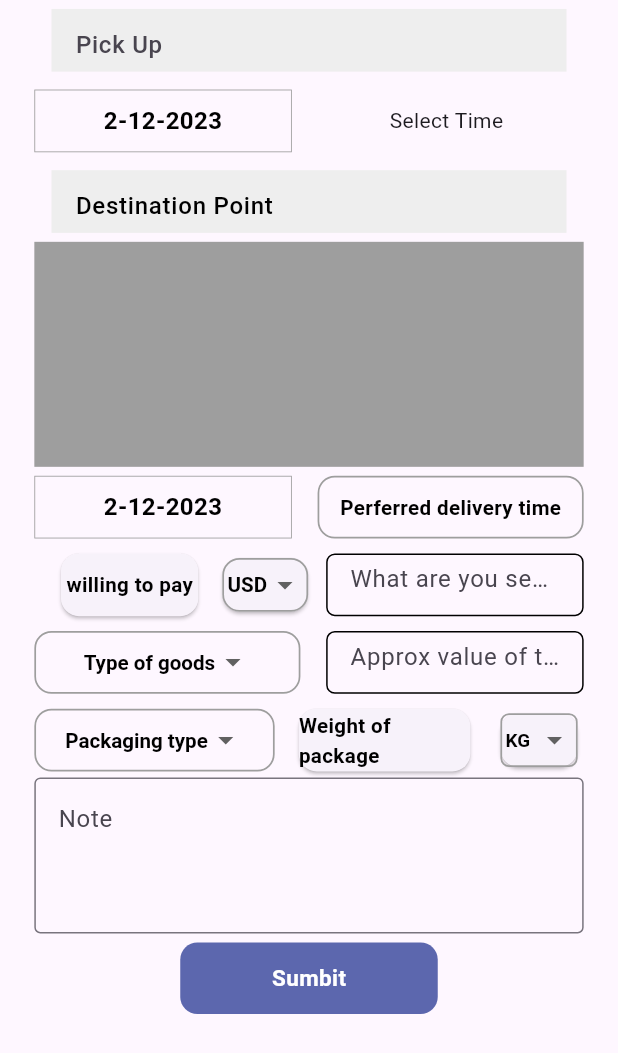
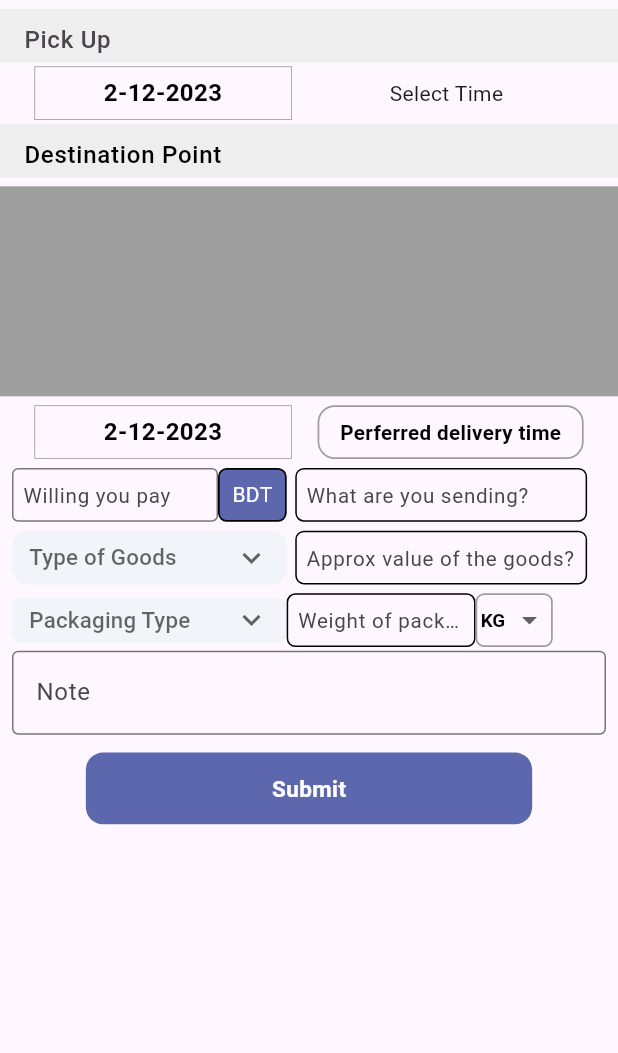
Before and after one commit to thohid44/TripShipTask, a Flutter app: the SendAPackage widget shown alone on an empty page, opened directly, on a phone screen of 412 x 824 dp. Shown: the top 1053 px of the screen. Run offline on Flutter 3.47's test engine with Material 3 defaults, Android fonts, the light colour scheme and no system bars; our stand-ins replace date_format, dropdown_button2, flutter_rating_bar, flutter_rating_stars, flutter_screenutil, font_awesome_flutter and 8 more; missing offline and left inert: flutter_facebook_auth, flutter_polyline_points, google_place; accounts and stored records are empty; network calls fail.

Commit message:
2 Nov 23 ps

```diff
--- a/lib/main.dart
+++ b/lib/main.dart
@@ -2,7 +2,6 @@
 import 'package:flutter_screenutil/flutter_screenutil.dart';
 import 'package:get/get.dart';
 import 'package:get_storage/get_storage.dart';
-import 'package:tripshiptask/Widget/balance_btn.dart';
 
 import 'Utils/localstorekey.dart';
 import 'pages/Home/view/home_screen.dart';
--- a/lib/pages/Login/view/registration_screen.dart
+++ b/lib/pages/Login/view/registration_screen.dart
@@ -33,6 +33,10 @@
   List<Map<String, dynamic>> items = [
     {"id": 1, "name": "Male", "slug": "Male"},
     {"id": 2, "name": "Female", "slug": "Female"},
+     {"id": 3, "name": "Rather not say", "slug": "Rather not say"},
+    {"id": 4, "name": "custom", "slug": "custom"},
+
+
   ];
 
   final formkey = GlobalKey<FormState>();
--- a/lib/pages/Ship/controller/send_package_controller.dart
+++ b/lib/pages/Ship/controller/send_package_controller.dart
@@ -3,26 +3,14 @@
 
 class SendPackageController extends GetxController {
   sendPackage({
-    pickup,
-    pickDate,
-    pickTime,
-    dropOff,
-    deliveryTime,
-    deliveryDate,
-    currency,
-    sendItem,
-    goodType,
-    pPointLat,
-    pPointLng,
-    dPointLat,
-    dPointLng,
-    approxiValue,
-    packageType,
-    weight,
+    pickup, pickDate,pickTime, willingPay,  dropOff, deliveryTime,
+    deliveryDate, currency, sendItem, goodType, pPointLat, pPointLng, dPointLat,
+    dPointLng,approxiValue, packageType,
+ weight,
     note,
   }) async {
     var mapData = {
-      "post_type": "enim",
+      "post_type": "send_package",
       "pickuppoint": pickup,
       "date": pickDate,
       "time": pickTime,
@@ -30,12 +18,12 @@
       "delivery_time": deliveryTime,
       "dropoffpoint": dropOff,
       "distance": approxiValue,
-      "duration": "quidem",
-      "amount": "enim",
-      "p_lat": "ut",
-      "p_lng": "quidem",
-      "d_lat": "alias",
-      "d_lng": "fugit",
+      "duration": "2",
+      "amount": willingPay,
+      "p_lat": pPointLat,
+      "p_lng": pPointLng,
+      "d_lat": dPointLat,
+      "d_lng": dPointLng,
       "document": "ut",
       "packagetype": packageType,
       "weight": weight,
@@ -45,8 +33,8 @@
       "height": "inventore",
       "document_worth": "atque",
       "ownvehicle": "molestiae",
-      "country": "Bangladesh",
-      "currency": currency,
+      "country": "BD",
+      "currency": "BDT",
       "notes": note
     };
     var response = await ApiService().postData(mapData, "ship");
--- a/lib/pages/Ship/views/send_a_package.dart
+++ b/lib/pages/Ship/views/send_a_package.dart
@@ -4,6 +4,8 @@
 import 'package:google_place/google_place.dart';
 import 'package:tripshiptask/Utils/colors.dart';
 import 'package:tripshiptask/Widget/customButtonOne.dart';
+import 'package:tripshiptask/Widget/customTextForm.dart';
+import 'package:tripshiptask/Widget/custom_text_field.dart';
 import 'package:tripshiptask/pages/Ship/controller/send_package_controller.dart';
 import 'package:flutter/material.dart';
 import 'package:flutter_screenutil/flutter_screenutil.dart';
@@ -73,27 +75,6 @@
 
   String deliveryTime = "Perferred delivery time";
 
-  List<DropdownMenuItem<String>> get typeOfGoods {
-    List<DropdownMenuItem<String>> destination = [
-      const DropdownMenuItem(
-          child: Text("Type of goods"), value: "Type of goods"),
-      const DropdownMenuItem(child: Text("1"), value: "1"),
-    ];
-    return destination;
-  }
-
-  String typeGood = "Type of goods";
-
-  List<DropdownMenuItem<String>> get packageTypes {
-    List<DropdownMenuItem<String>> destination = [
-      const DropdownMenuItem(
-          child: Text("Packaging type"), value: "Packaging type"),
-    ];
-    return destination;
-  }
-
-  String packageType = "Packaging type";
-
   List<DropdownMenuItem<String>> get weightOfPackages {
     List<DropdownMenuItem<String>> destination = [
       const DropdownMenuItem(child: Text("KG"), value: "KG"),
@@ -102,23 +83,47 @@
   }
 
   String weightOfPackage = "KG";
-
-  List<DropdownMenuItem<String>> get willingPay {
-    List<DropdownMenuItem<String>> destination = [
-      const DropdownMenuItem(child: Text("USD"), value: "USD"),
-      const DropdownMenuItem(child: Text("BD"), value: "BD"),
+// Goods
+  var goodsName;
+  String? goodsType;
+  bool isGoodsSelect = false;
+  List<Map<String, dynamic>> goodTypeList = [
+    {"id": 1, "name": "Perishable", "slug": "Perishable"},
+    {"id": 2, "name": "Non-perishable", "slug": "Non-perishable"},
   ];
-    return destination;
-  }
-
-  String willing = "USD";
+// Package List
+  var packageName;
+  String? package;
+  bool isPackageSelect = false;
+  List<Map<String, dynamic>> packageList = [
+    {"id": 1, "name": "Small Envelope", "slug": "Small Envelope"},
+    {"id": 2, "name": "Large Envelope", "slug": "Large Envelope"},
+    {
+      "id": 3,
+      "name": "Small package(perishable items)",
+      "slug": "Small package(perishable items)"
+    },
+    {
+      "id": 4,
+      "name": "Small package(non-perishable items)",
+      "slug": "Small package(non-perishable items)"
+    },
+    {
+      "id": 5,
+      "name": "Medium package(perishable items)",
+      "slug": "Medium package(perishable items)"
+    },
+    {
+      "id": 6,
+      "name": "Medium package(Non-perishable items)",
+      "slug": "Medium package(Non-perishable items)"
+    },
+  ];
 
   final TextEditingController pickup = TextEditingController();
-
   final TextEditingController pickDate = TextEditingController();
-
+  final TextEditingController willingPay = TextEditingController();
   final TextEditingController deliveryDate = TextEditingController();
-
   final TextEditingController dropOff = TextEditingController();
   final TextEditingController sendItem = TextEditingController();
   final TextEditingController approxValue = TextEditingController();
@@ -126,14 +131,14 @@
   var controller = Get.put(SendPackageController());
   @override
   Widget build(BuildContext context) {
-    return Column(
+    return ListView(
       children: [
         SizedBox(
           height: 5.h,
         ),
         Container(
           width: 300.w,
-          height: 35.h,
+          height: 30.h,
           child: TextField(
             controller: _startSearchFieldController,
             autofocus: false,
@@ -176,7 +181,7 @@
           ),
         ),
         SizedBox(
-          height: 5.h,
+          height: 2.h,
         ),
         Container(
           margin: EdgeInsets.symmetric(horizontal: 20.w),
@@ -189,7 +194,7 @@
                 },
                 child: Container(
                   width: 150.w,
-                  height: 35.h,
+                  height: 30.h,
                   alignment: Alignment.center,
                   margin: EdgeInsets.symmetric(horizontal: 0.w),
                   decoration: BoxDecoration(
@@ -212,7 +217,7 @@
                   child: Container(
                     alignment: Alignment.center,
                     width: 160.w,
-                    height: 45.h,
+                    height: 30.h,
                     child: pickupTime != null
                         ? Text(pickupTime!.format(context).toString())
                         : Text("Select Time"),
@@ -221,11 +226,11 @@
           ),
         ),
         SizedBox(
-          height: 5.h,
+          height: 2.h,
         ),
         Container(
           width: 300.w,
-          height: 35.h,
+          height: 30.h,
           child: TextField(
             controller: _endSearchFieldController,
             autofocus: false,
@@ -274,8 +279,8 @@
             shrinkWrap: true,
             itemCount: predictions.length,
             itemBuilder: (context, index) {
-              return ListTile(
-                leading: CircleAvatar(
+              return  ListTile(
+                leading: const CircleAvatar(
                   child: Icon(
                     Icons.pin_drop,
                     color: Colors.white,
@@ -316,7 +321,7 @@
         ),
         Container(
           color: Colors.grey,
-          height: 150,
+          height: 140,
           width: 320.w,
         ),
         SizedBox(
@@ -333,7 +338,7 @@
                 },
                 child: Container(
                   width: 150.w,
-                  height: 35.h,
+                  height: 30.h,
                   alignment: Alignment.center,
                   margin: EdgeInsets.symmetric(horizontal: 0.w),
                   decoration: BoxDecoration(
@@ -352,13 +357,13 @@
                 ),
               ),
               SizedBox(
-                width: 5.w,
+                width: 2.w,
               ),
               InkWell(
                 onTap: _deliveryTimePicker,
                 child: Container(
                     alignment: Alignment.center,
-                    height: 35.h,
+                    height: 30.h,
                     width: 155.w,
                     decoration: BoxDecoration(
                         border: Border.all(width: 1.w, color: Colors.grey),
@@ -380,54 +385,43 @@
         SizedBox(
           height: 5.h,
         ),
+        UnconstrainedBox(
+          child: Container(
+            width: 346.w,
+            child: Row(
+              children: [
                 Container(
-          margin: EdgeInsets.symmetric(horizontal: 20.w),
-          child: Row(
-            mainAxisAlignment: MainAxisAlignment.spaceBetween,
-            children: [
+                    height: 30.h,
+                    width: 120.w,
+                    alignment: Alignment.center,
+                    child: TextField(
+                        controller: willingPay,
+                        decoration: InputDecoration(
+                            hintText: "Willing you pay",
+                            border: OutlineInputBorder(),
+                            hintStyle: TextStyle(fontSize: 12.sp),
+                            contentPadding:
+                                EdgeInsets.only(top: 5.h, left: 3.w)))),
+                Container(
+                    alignment: Alignment.center,
+                    height: 30.h,
+                    width: 40.w,
+                    decoration: BoxDecoration(
+                        color: navyBlueColor,
+                        border: Border.all(
+                          width: 1.w,
+                        ),
+                        borderRadius: BorderRadius.circular(5.r)),
+                    child: Text(
+                      "BDT",
+                      style: TextStyle(color: Colors.white),
+                    )),
                 SizedBox(
                   width: 5.w,
                 ),
-              Card(
-                child: Container(
-                  height: 35.h,
-                  width: 80.w,
-                  alignment: Alignment.center,
-                  child: Text(
-                    "willing to pay",
-                    style: TextStyle(
-                        fontSize: 12.sp,
-                        fontWeight: FontWeight.bold,
-                        color: Colors.black),
-                  ),
-                ),
-              ),
-              Card(
-                child: Container(
-                  alignment: Alignment.center,
+                Container(
+                    width: 170.w,
                     height: 30.h,
-                  width: 50.w,
-                  decoration: BoxDecoration(
-                      border: Border.all(width: 1.w, color: Colors.grey),
-                      borderRadius: BorderRadius.circular(10.r)),
-                  child: DropdownButton(
-                    underline: SizedBox(),
-                    style: TextStyle(
-                        fontSize: 12.sp,
-                        fontWeight: FontWeight.bold,
-                        color: Colors.black),
-                    value: willing,
-                    onChanged: (value) {
-                      willing = value!;
-                      print(willing);
-                    },
-                    items: willingPay,
-                  ),
-                ),
-              ),
-              Container(
-                  width: 150.w,
-                  height: 35.h,
                     alignment: Alignment.center,
                     child: CustomForm(
                       hinttext: "What are you sending? ",
@@ -437,40 +431,55 @@
               ],
             ),
           ),
+        ),
         SizedBox(
           height: 5.h,
         ),
-        Container(
-          margin: EdgeInsets.symmetric(horizontal: 20.w),
+        UnconstrainedBox(
+          child: Container(
+            width: 346.w,
             child: Row(
-            mainAxisAlignment: MainAxisAlignment.spaceBetween,
               children: [
                 Container(
+                    width: 160.w,
                     alignment: Alignment.center,
-                height: 35.h,
-                width: 155.w,
+                    height: 30.h,
                     decoration: BoxDecoration(
-                    border: Border.all(width: 1.w, color: Colors.grey),
-                    borderRadius: BorderRadius.circular(10.r)),
+                        color: primaryColor,
+                        borderRadius: BorderRadius.circular(10)),
                     child: DropdownButton(
+                        padding: EdgeInsets.symmetric(horizontal: 10.w),
+                        isExpanded: true,
+                        hint: Text(
+                          "${isGoodsSelect ? goodsName : 'Type of Goods'}",
+                          style: TextStyle(
+                              fontWeight: FontWeight.w500, fontSize: 13.sp),
+                        ),
                         underline: SizedBox(),
-                  style: TextStyle(
-                      fontSize: 12.sp,
-                      fontWeight: FontWeight.bold,
-                      color: Colors.black),
-                  value: typeGood,
+                        icon: const Icon(Icons.keyboard_arrow_down),
+                        value: goodsType,
+                        items: goodTypeList
+                            .map((e) => DropdownMenuItem(
+                                  onTap: () {
+                                    goodsName = e['name'].toString();
+                                  },
+                                  value: e['id'],
+                                  child: Text(
+                                    "${e['name']}",
+                                  ),
+                                ))
+                            .toList(),
                         onChanged: (value) {
-                    typeGood = value!;
-                  },
-                  items: typeOfGoods,
-                ),
-              ),
+                          setState(() {
+                            isGoodsSelect = true;
+                          });
+                        })),
                 SizedBox(
                   width: 5.w,
                 ),
                 Container(
-                  width: 150.w,
-                  height: 35.h,
+                    width: 170.w,
+                    height: 30.h,
                     alignment: Alignment.center,
                     child: CustomForm(
                       hinttext: "Approx value of the goods? ",
@@ -480,51 +489,60 @@
               ],
             ),
           ),
+        ),
         SizedBox(
           height: 5.h,
         ),
-        Container(
-          margin: EdgeInsets.symmetric(horizontal: 20.w),
+        UnconstrainedBox(
+          child: Container(
+            width: 346.w,
             child: Row(
-            mainAxisAlignment: MainAxisAlignment.spaceBetween,
               children: [
                 Container(
+                    width: 160.w,
                     alignment: Alignment.center,
-                height: 35.h,
-                width: 140.w,
+                    height: 30,
                     decoration: BoxDecoration(
-                    border: Border.all(width: 1.w, color: Colors.grey),
-                    borderRadius: BorderRadius.circular(10.r)),
+                        color: primaryColor,
+                        borderRadius: BorderRadius.circular(5.r)),
                     child: DropdownButton(
+                        padding: EdgeInsets.symmetric(horizontal: 10.w),
+                        isExpanded: true,
+                        hint: Text(
+                          "${isGoodsSelect ? goodsName : 'Packaging Type'}",
+                          style: TextStyle(
+                              fontWeight: FontWeight.w500, fontSize: 13.sp),
+                        ),
                         underline: SizedBox(),
-                  style: TextStyle(
-                      fontSize: 12.sp,
-                      fontWeight: FontWeight.bold,
-                      color: Colors.black),
-                  value: packageType,
+                        icon: const Icon(Icons.keyboard_arrow_down),
+                        value: packageName,
+                        items: packageList
+                            .map((e) => DropdownMenuItem(
+                                  onTap: () {
+                                    package = e['name'].toString();
+                                  },
+                                  value: e['id'],
+                                  child: Text(
+                                    "${e['name']}",
+                                  ),
+                                ))
+                            .toList(),
                         onChanged: (value) {
-                    packageType = value!;
-                    print(packageType);
-                  },
-                  items: packageTypes,
+                          setState(() {
+                            isPackageSelect = true;
+                          });
+                        })),
+                Container(
+                  height: 30.h,
+                  width: 110.w,
+                  alignment: Alignment.center,
+                  child: CustomForm(
+                    hinttext: "Weight of package",
+                    radius: 5.r,
+                    textController: search,
                   ),
                 ),
-              Card(
-                child: Container(
-                  height: 35.h,
-                  width: 100.w,
-                  alignment: Alignment.center,
-                  child: Text(
-                    "Weight of package",
-                    style: TextStyle(
-                        fontSize: 12.sp,
-                        fontWeight: FontWeight.w600,
-                        color: Colors.black),
-                  ),
-                ),
-              ),
-              Card(
-                child: Container(
+                Container(
                   alignment: Alignment.center,
                   height: 30.h,
                   padding: EdgeInsets.symmetric(horizontal: 2.w),
@@ -547,33 +565,35 @@
                     items: weightOfPackages,
                   ),
                 ),
-              ),
               ],
             ),
           ),
-        Container(
-          margin: EdgeInsets.symmetric(horizontal: 20.w),
+        ),
+        SizedBox(
+          height: 2.h,
+        ),
+        UnconstrainedBox(
+          child: Container(
+            width: 346.w,
             child: TextFormField(
               controller: note,
               decoration: InputDecoration(
                 hintText: "Note",
                 border: OutlineInputBorder(),
               ),
-            maxLines: 3,
+              maxLines: 1,
+            ),
           ),
         ),
         SizedBox(
-          height: 5.h,
+          height: 10.h,
         ),
         CustomButtonOne(
-          title: "Sumbit",
+          title: "Submit",
           onTab: () {
             var pickUpPointLat = startPosition!.geometry!.location!.lat;
-
             var pickUpPointLong = startPosition!.geometry!.location!.lng;
-
             var dropUpPointLat = startPosition!.geometry!.location!.lat;
-
             var dropUpPointLong = startPosition!.geometry!.location!.lng;
 
             print(
@@ -588,7 +608,9 @@
                 deliveryDate: deliveryDate,
                 deliveryTime: delivaryTime,
                 dropOff: dropOff,
-                goodType: typeGood,
+                willingPay: willingPay.text.toString(),
+                goodType: goodsName,
+                packageType: package,
                 note: note.text.toString());
           },
           height: 40.h,
--- a/lib/pages/Ship/views/shipPage.dart
+++ b/lib/pages/Ship/views/shipPage.dart
@@ -148,7 +148,7 @@
                 ],
               ),
             ),
-            Container(height: 500.h, child: widgetList[index])
+            Container(height: 550.h, child: widgetList[index])
           ],
         ),
       ),
--- a/lib/pages/Trip/views/trip_page.dart
+++ b/lib/pages/Trip/views/trip_page.dart
@@ -287,9 +287,12 @@
       style: TextStyle(color: Colors.black),
       decoration: InputDecoration(
         hintText: hinttext ?? "Enter Data",
+        hintStyle: TextStyle(fontSize: 12.sp),
         border: InputBorder.none,
         enabledBorder: OutlineInputBorder(
             borderRadius: BorderRadius.circular(radius ?? 0.0.r)),
+
+         contentPadding: EdgeInsets.only(top: 5.h,left: 3.w)
       ),
     );
   }
```
Lines whose indentation alone changed are shown as unchanged.
